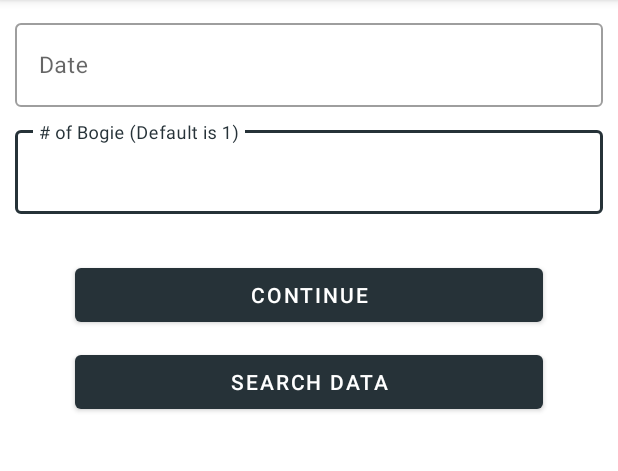
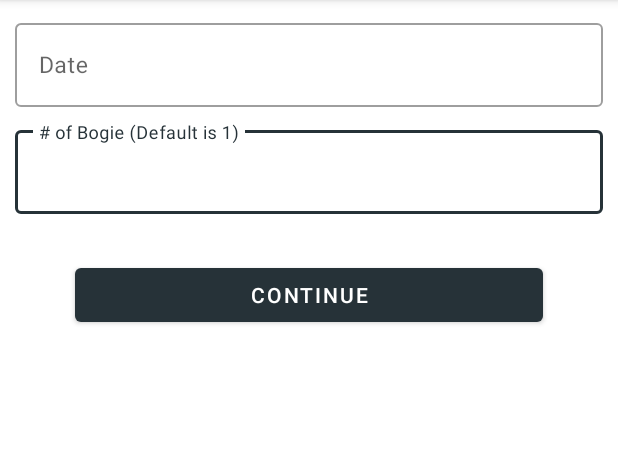
Before and after one commit to PalakSDarji/RailIndia, an Android app: the screen it shows after launch (MainActivity), on a phone screen of 412 x 824 dp, the part 84-555 px from its top. Run offline under Robolectric (Android 15) with nearby library versions, the phone set to English and light mode, and no system bars; our stand-ins replace Dagger/Hilt's generated code, Firebase (no records; nobody signed in at launch, a user with empty details on screens opened directly), Room's generated code, Timber, data binding; libraries missing offline, so code that uses them is left out: androidx.hilt.work, com.kal.rackmonthpicker, org.apache.poi, pub.devrel.easypermissions; 1 statement that could not run was skipped.

```diff
--- a/app/build.gradle
+++ b/app/build.gradle
@@ -13,7 +13,7 @@ android {
 
     defaultConfig {
         applicationId "com.palak.railindia"
-        minSdkVersion 21
+        minSdkVersion 23
         targetSdkVersion 30
         versionCode 1
         versionName "1.0"
--- a/app/src/main/AndroidManifest.xml
+++ b/app/src/main/AndroidManifest.xml
@@ -3,8 +3,12 @@
     xmlns:tools="http://schemas.android.com/tools"
     package="com.palak.railindia">
 
+    <uses-permission android:name="android.permission.ACCESS_NETWORK_STATE" />
+    <uses-permission android:name="android.permission.ACCESS_NETWORK_STATE" />
     <uses-permission android:name="android.permission.READ_EXTERNAL_STORAGE" />
     <uses-permission android:name="android.permission.WRITE_EXTERNAL_STORAGE" />
+    <uses-permission android:name="android.permission.ACCESS_NETWORK_STATE" />
+    <uses-permission android:name="android.permission.INTERNET"/>
 
     <application
         android:name=".MyApp"
--- a/app/src/main/java/com/palak/railindia/db/EntryDao.kt
+++ b/app/src/main/java/com/palak/railindia/db/EntryDao.kt
@@ -17,6 +17,9 @@ interface EntryDao {
     @Insert(onConflict = OnConflictStrategy.REPLACE)
     suspend fun insertEntry(entry: Entry) : Long
 
+    @Query("SELECT EXISTS(SELECT * FROM entry WHERE date = :date)")
+    suspend fun isEntryExists(date : Long) : Boolean
+
     @Insert(onConflict = OnConflictStrategy.REPLACE)
     suspend fun insertComponentEntry(componentEntry: ComponentEntry) : Long
 
@@ -25,4 +28,10 @@ interface EntryDao {
 
     @Update
     fun updateEntry(entry: Entry)
+
+    @Query("DELETE FROM entry WHERE date = :date")
+    fun deleteEntry(date: Long)
+
+    @Query("DELETE FROM component_entry WHERE entryId = :entryId")
+    fun deleteComponentEntry(entryId: String)
 }
--- a/app/src/main/java/com/palak/railindia/home/UploadEntryDataWorker.kt
+++ b/app/src/main/java/com/palak/railindia/home/UploadEntryDataWorker.kt
@@ -92,8 +92,8 @@ public class UploadEntryDataWorker
                         //Set sync flag to true to make them finally synced.
                         entry.synced = true
                         entryRepo.updateIntoDb(entry)
-
-                        Timber.d("Synced data for ${firebaseEntry.date} successfully!")
+                        //entryRepo.deleteEntry(entry)
+                        Timber.d("Synced data for ${entry.date} successfully!")
                     }
                 }
             }
--- a/app/src/main/java/com/palak/railindia/repo/ComponentRepo.kt
+++ b/app/src/main/java/com/palak/railindia/repo/ComponentRepo.kt
@@ -1,6 +1,5 @@
 package com.palak.railindia.repo
 
-import androidx.lifecycle.LiveData
 import com.palak.railindia.db.ComponentDao
 import com.palak.railindia.model.Component
 import kotlinx.coroutines.Dispatchers
@@ -14,7 +13,7 @@ class ComponentRepo @Inject constructor(val componentDao: ComponentDao) : Repo<C
         return componentDao.fetchAllComponent()
     }
 
-    override suspend fun insertIntoDb(component : Component): Long {
+    override suspend fun insertIntoDb(component : Component) {
         return withContext(Dispatchers.IO){
             componentDao.insertComponent(component)
         }
--- a/app/src/main/java/com/palak/railindia/repo/Repo.kt
+++ b/app/src/main/java/com/palak/railindia/repo/Repo.kt
@@ -1,11 +1,10 @@
 package com.palak.railindia.repo
 
-import androidx.lifecycle.LiveData
 import kotlinx.coroutines.flow.Flow
 
 interface Repo<T> {
 
     fun fetchAllFromDb() : Flow<List<T>>
-    suspend fun insertIntoDb(t : T) : Long
+    suspend fun insertIntoDb(t : T)
     suspend fun updateIntoDb(t : T)
 }
--- a/app/src/main/res/layout/home_fragment.xml
+++ b/app/src/main/res/layout/home_fragment.xml
@@ -125,20 +125,6 @@
                     app:layout_constraintStart_toStartOf="parent"
                     app:layout_constraintTop_toBottomOf="@+id/layoutBogie" />
 
-
-                <Button
-                    android:id="@+id/btnSearchData"
-                    isGone="@{hideActionButtons}"
-                    android:layout_width="match_parent"
-                    android:layout_height="wrap_content"
-                    android:layout_marginStart="50dp"
-                    android:layout_marginTop="10dp"
-                    android:layout_marginEnd="50dp"
-                    android:text="@string/search_data"
-                    app:layout_constraintEnd_toEndOf="parent"
-                    app:layout_constraintStart_toStartOf="parent"
-                    app:layout_constraintTop_toBottomOf="@+id/btnContinue" />
-
                 <View
                     android:id="@+id/viewSpace1"
                     isGone="@{!showList}"
--- a/app/src/main/res/values/strings.xml
+++ b/app/src/main/res/values/strings.xml
@@ -11,6 +11,7 @@
     <string name="viewData">View Data</string>
     <string name="are_you_sure">Are you sure?</string>
     <string name="go_back_ask">You will lose your changes. Please save your work first.</string>
+    <string name="no_internet">Something\'s wrong with internet. Please check your connection</string>
     <string name="exit">Exit</string>
     <string name="cancel">Cancel</string>
     <string name="search_data">Search Data</string>
```
Also changed, not shown: app/src/main/java/com/palak/railindia/home/HomeFragment.kt (+24 -10 lines), app/src/main/java/com/palak/railindia/home/HomeViewModel.kt (+74 -1 lines), app/src/main/java/com/palak/railindia/repo/EntryRepo.kt (+21 -2 lines), app/src/main/java/com/palak/railindia/utils/Utils.kt (+78 -18 lines).
